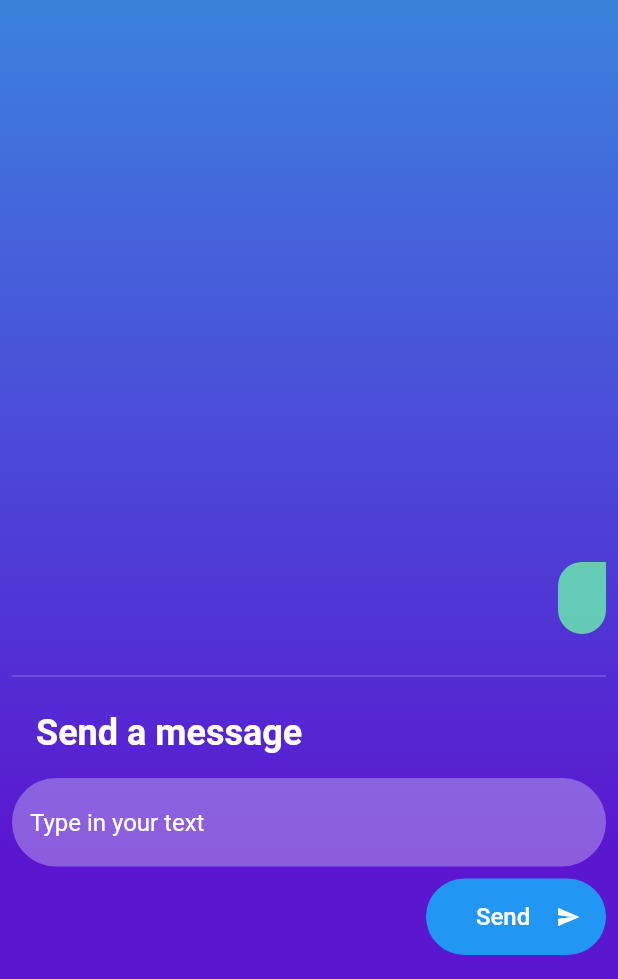
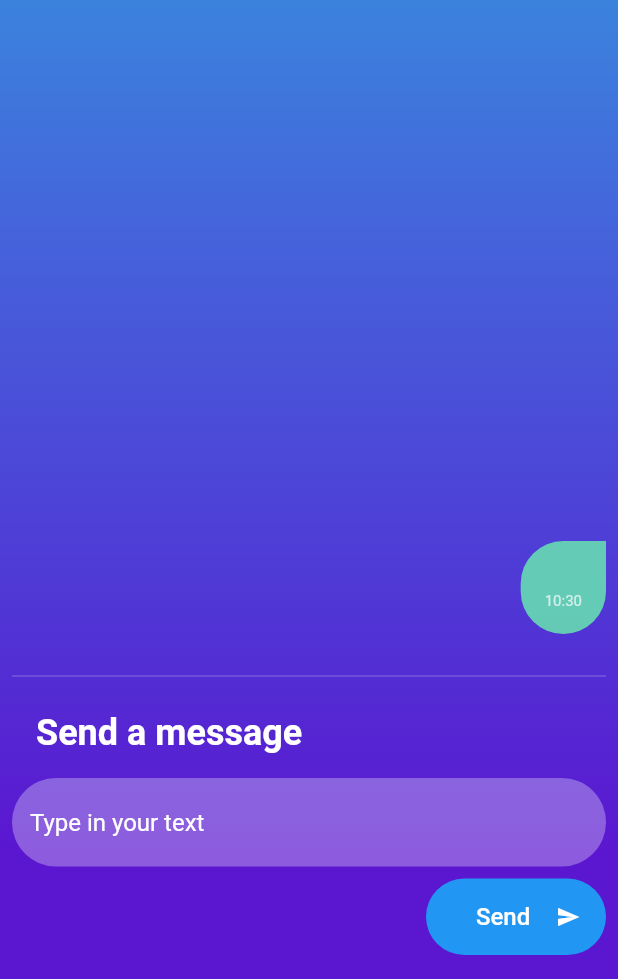
Before and after one commit to AllenXavier/PersonalPassionProject, a Flutter app: the chatScreen screen opened directly, after a tap on "Send", on a phone screen of 412 x 824 dp, the part 257-1236 px from its top. Run offline on Flutter 3.47's test engine with Material 2 defaults, Android fonts, the phone set to English and light mode, and no system bars; our stand-ins replace image_picker, shared_preferences; missing offline and left inert: nearby_connections, worm_indicator; accounts and stored records are empty.

Commit message:
added text formatting and current time

```diff
--- a/chatty/lib/screens/chatscreen/chat_screen.dart
+++ b/chatty/lib/screens/chatscreen/chat_screen.dart
@@ -7,6 +7,7 @@ import 'dart:typed_data';
 import 'package:flutter/scheduler.dart';
 import 'dart:io';
 import 'package:chatty/screens/mainscreen/main_screen.dart';
+import 'package:intl/intl.dart';
 import 'package:chatty/animation/EnterExitRoute.dart';
 
 class chatScreen extends StatefulWidget {
@@ -25,13 +26,15 @@ abstract class ListItem {}
 // A ListItem that contains data to display a heading.
 class myMessage implements ListItem {
   final String message;
-  myMessage(this.message);
+  final String time;
+  myMessage(this.message,this.time);
 }
 
 // A ListItem that contains data to display a heading.
 class yourMessage implements ListItem {
   final String message;
-  yourMessage(this.message);
+  final String time;
+  yourMessage(this.message,this.time);
 }
 
 class _chatScreenState extends State<chatScreen> {
@@ -42,6 +45,10 @@ class _chatScreenState extends State<chatScreen> {
     String b = widget.userId;
     String c = widget.endName;
     String a = "$c says: $welcomeMessage";
+    var now = DateTime.now();
+    String formattedDate = DateFormat('Hm').format(now);
+    print(formattedDate);
+
     Nearby().sendPayload(b, Uint8List.fromList(a.codeUnits));
     Nearby().acceptConnection(
       b,
@@ -52,7 +59,7 @@ class _chatScreenState extends State<chatScreen> {
               (widget.endName + ": " + String.fromCharCodes(payload.bytes)));
         }
         listMessagesItems
-            .add(yourMessage((String.fromCharCodes(payload.bytes))));
+            .add(yourMessage((String.fromCharCodes(payload.bytes)),formattedDate));
         setState(() {});
       },
       onPayloadTransferUpdate: (endid, payloadTransferUpdate) {
@@ -150,12 +157,28 @@ class _chatScreenState extends State<chatScreen> {
                                       ),
                                       child: Padding(
                                         padding: const EdgeInsets.all(16.0),
-                                        child: Text(
+                                        child: Column(
+                                          crossAxisAlignment: CrossAxisAlignment.start,
+                                          children: <Widget>[
+                                            Text(
                                               item.message,
                                               style: TextStyle(
                                                 color: Colors.white,
                                                 fontSize: 14.0,
                                               ),
+                                            ),
+
+                                            Padding(
+                                              padding: const EdgeInsets.only(top:2.0),
+                                              child: Text(
+                                                item.time,
+                                                style: TextStyle(
+                                                  color: Colors.white70,
+                                                  fontSize: 10.0,
+                                                ),
+                                              ),
+                                            ),
+                                          ],
                                         ),
                                       ),
                                     ),
@@ -179,12 +202,28 @@ class _chatScreenState extends State<chatScreen> {
                                       ),
                                       child: Padding(
                                         padding: const EdgeInsets.all(16.0),
-                                        child: Text(
+                                        child: Column(
+                                          crossAxisAlignment: CrossAxisAlignment.end,
+                                          children: <Widget>[
+                                            Text(
                                                 item.message,
                                                 style: TextStyle(
                                                   color: Colors.white,
                                                   fontSize: 14.0,
                                                 ),
+                                              ),
+
+                                            Padding(
+                                              padding: const EdgeInsets.only(top:2.0),
+                                              child: Text(
+                                                item.time,
+                                                style: TextStyle(
+                                                  color: Colors.white70,
+                                                  fontSize: 10.0,
+                                                ),
+                                              ),
+                                            ),
+                                          ],
                                         ),
                                       ),
                                     ),
@@ -252,6 +291,9 @@ class _chatScreenState extends State<chatScreen> {
                               textColor: Colors.white,
                               color: Colors.blue,
                               onPressed: () {
+                                var now = DateTime.now();
+                                String formattedDate = DateFormat('Hm').format(now);
+                                print(formattedDate);
                                 String a = myController.text;
                                 String b = widget.userId;
                                 print("Sending $a to $b");
@@ -259,7 +301,7 @@ class _chatScreenState extends State<chatScreen> {
                                 myController.clear();
                                 Nearby().sendPayload(
                                     b, Uint8List.fromList(a.codeUnits));
-                                listMessagesItems.add(myMessage(a));
+                                listMessagesItems.add(myMessage(a,formattedDate));
                                 Nearby().acceptConnection(
                                   b,
                                   onPayLoadRecieved: (endid, payload) {
@@ -270,7 +312,7 @@ class _chatScreenState extends State<chatScreen> {
                                           ": " +
                                           String.fromCharCodes(payload.bytes)));
                                       listMessagesItems.add(yourMessage(
-                                          String.fromCharCodes(payload.bytes)));
+                                          String.fromCharCodes(payload.bytes),formattedDate));
                                       setState(() {});
                                       SchedulerBinding.instance.addPostFrameCallback((_) {
                                         _scrollController.animateTo(
--- a/chatty/pubspec.yaml
+++ b/chatty/pubspec.yaml
@@ -16,7 +16,10 @@ dependencies:
   worm_indicator: 0.2.4
   image_picker: ^0.6.2+1
   shared_preferences: ^0.5.4+8
+  intl: ^0.16.0
   nearby_connections: ^1.0.2+1
+
+
 
 dev_dependencies:
   flutter_test:
```
Also changed, not shown: chatty/pubspec.lock. Lines whose indentation alone changed are shown as unchanged.
